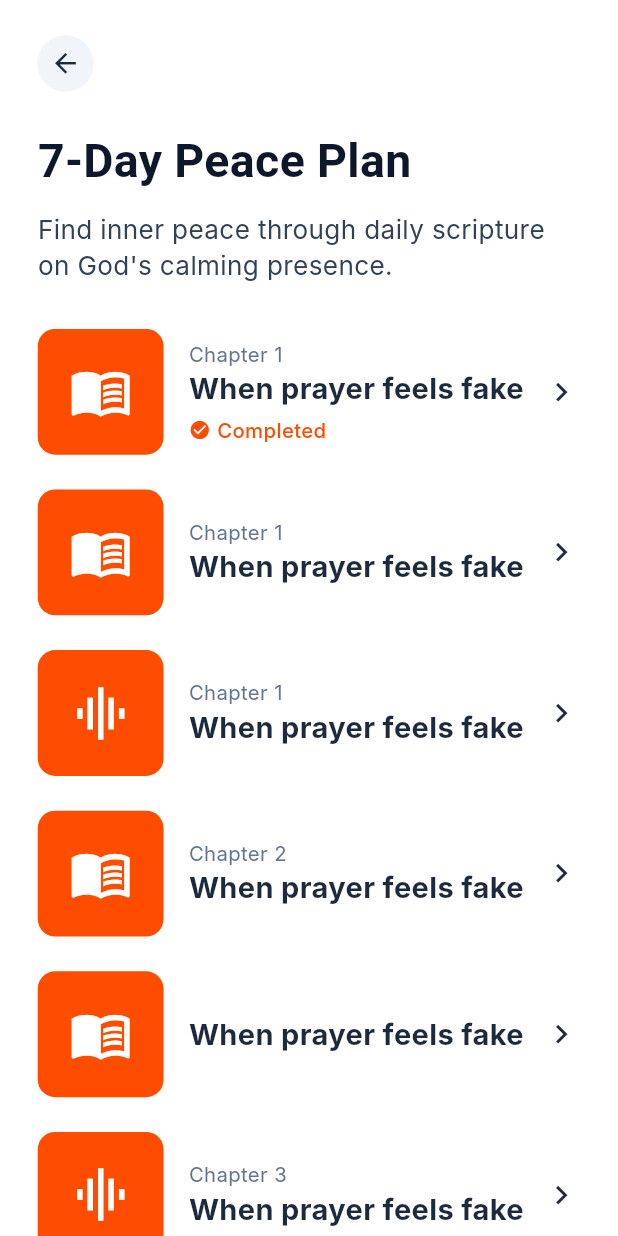
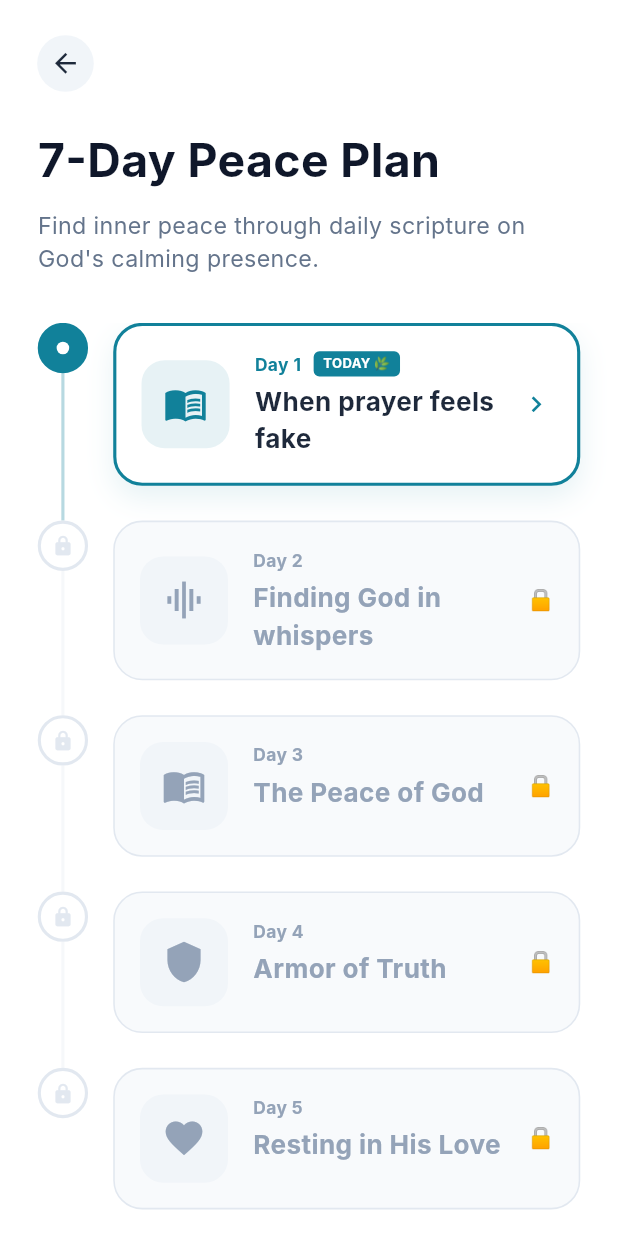
Before and after one commit to iamjithinjohnson/foooi.lifeeee, a Flutter app: the PlanDetailScreen screen opened by its route, on a phone screen of 412 x 824 dp. Run offline on Flutter 3.47's test engine with Material 3 defaults, Android fonts, the phone set to English and light mode, and no system bars; our stand-ins replace convex_bottom_bar, country_code_picker, dartz, dio, flutter_dotenv, flutter_native_splash and 9 more; accounts and stored records are empty; network calls fail; Roboto replaces fonts that are missing (Inter, Playfair Display).

Commit message:
feat: Implement plan detail and reading session screens with associated models, controllers, and routing for the Grow feature.

```diff
--- a/lib/features/grow/binding/grow_binding.dart
+++ b/lib/features/grow/binding/grow_binding.dart
@@ -1,9 +1,13 @@
 import 'package:get/get.dart';
 import '../controller/grow_controller.dart';
+import '../controller/plan_detail_controller.dart';
+import '../../morning_night_routine/controller/user_progress_controller.dart';
 
 class GrowBinding extends Bindings {
   @override
   void dependencies() {
+    Get.lazyPut<UserProgressController>(() => UserProgressController());
     Get.lazyPut<GrowController>(() => GrowController());
+    Get.lazyPut<PlanDetailController>(() => PlanDetailController());
   }
 }
--- /dev/null
+++ b/lib/features/grow/controller/plan_detail_controller.dart
@@ -0,0 +1,88 @@
+import 'package:flutter/material.dart';
+import 'package:get/get.dart';
+import 'package:foi/features/morning_night_routine/controller/user_progress_controller.dart';
+import '../model/plan_session.dart';
+
+class PlanDetailController extends GetxController {
+  final UserProgressController progressController = Get.find<UserProgressController>();
+
+  final RxList<PlanSession> sessions = <PlanSession>[].obs;
+  final RxInt currentDayIndex = 0.obs;
+
+  @override
+  void onInit() {
+    super.onInit();
+    _loadSessions();
+  }
+
+  void _loadSessions() {
+    // Mock data for 7-day plan
+    sessions.value = [
+      PlanSession(
+        id: 1,
+        dayName: 'Day 1',
+        title: 'When prayer feels fake',
+        description: 'Understand that feelings are not the measure of your faith.',
+        scripture: 'The Lord is near to all who call on him, to all who call on him in truth.',
+        reflection: '“Prayer is not a performance; it\'s a presence.”',
+        icon: Icons.menu_book,
+        status: SessionStatus.active,
+      ),
+      PlanSession(
+        id: 2,
+        dayName: 'Day 2',
+        title: 'Finding God in whispers',
+        description: 'Learn to listen to the gentle voice of God.',
+        scripture: 'After the earthquake a fire, but the Lord was not in the fire; and after the fire a sound of sheer silence.',
+        reflection: '“Be still, and know that I am God.”',
+        icon: Icons.graphic_eq,
+        status: SessionStatus.locked,
+      ),
+      PlanSession(
+        id: 3,
+        dayName: 'Day 3',
+        title: 'The Peace of God',
+        description: 'Invite the Holy Spirit to fill your heart with calmness.',
+        scripture: 'Peace I leave with you; my peace I give to you. Not as the world gives do I give to you.',
+        reflection: '“His peace is your stronghold.”',
+        icon: Icons.menu_book,
+        status: SessionStatus.locked,
+      ),
+      PlanSession(
+        id: 4,
+        dayName: 'Day 4',
+        title: 'Armor of Truth',
+        description: 'Stand strong against doubt and insecurity.',
+        scripture: 'Stand therefore, having fastened on the belt of truth...',
+        reflection: '“Truth is your foundation.”',
+        icon: Icons.shield,
+        status: SessionStatus.locked,
+      ),
+      PlanSession(
+        id: 5,
+        dayName: 'Day 5',
+        title: 'Resting in His Love',
+        description: 'Find comfort in the unconditional love of Jesus.',
+        scripture: 'Come to me, all who labor and are heavy laden, and I will give you rest.',
+        reflection: '“Rest is a gift, not a reward.”',
+        icon: Icons.favorite,
+        status: SessionStatus.locked,
+      ),
+    ];
+  }
+
+  void completeSession(int index) {
+    if (index < sessions.length) {
+      sessions[index].status = SessionStatus.completed;
+      progressController.addXp(5); // +5 XP reward
+
+      // Unlock next session
+      if (index + 1 < sessions.length) {
+        sessions[index + 1].status = SessionStatus.active;
+        currentDayIndex.value = index + 1;
+      }
+
+      sessions.refresh(); // Notify Obx
+    }
+  }
+}
--- /dev/null
+++ b/lib/features/grow/model/plan_session.dart
@@ -0,0 +1,27 @@
+import 'package:flutter/material.dart';
+
+enum SessionStatus { completed, locked, active }
+
+class PlanSession {
+  final int id;
+  final String dayName;
+  final String title;
+  final String description;
+  final String scripture;
+  final String reflection;
+  final String? voiceUrl;
+  final IconData icon;
+  SessionStatus status;
+
+  PlanSession({
+    required this.id,
+    required this.dayName,
+    required this.title,
+    required this.description,
+    required this.scripture,
+    required this.reflection,
+    this.voiceUrl,
+    required this.icon,
+    this.status = SessionStatus.locked,
+  });
+}
--- a/lib/features/grow/screen/plan_detail_screen.dart
+++ b/lib/features/grow/screen/plan_detail_screen.dart
@@ -1,13 +1,16 @@
 import 'package:flutter/material.dart';
 import 'package:flutter_screenutil/flutter_screenutil.dart';
 import 'package:get/get.dart';
+import 'package:foi/utils/app_colors.dart';
+import 'package:foi/utils/routes/app_routes.dart';
+import '../controller/plan_detail_controller.dart';
+import '../model/plan_session.dart';
 
-class PlanDetailScreen extends StatelessWidget {
+class PlanDetailScreen extends GetView<PlanDetailController> {
   const PlanDetailScreen({super.key});
 
   @override
   Widget build(BuildContext context) {
-    // We can get plan title and subtitle from Get.arguments if needed
     final String title = Get.arguments?['title'] ?? '7-Day Peace Plan';
     final String subtitle = Get.arguments?['subtitle'] ?? 'Find inner peace through daily scripture on God\'s calming presence.';
 
@@ -17,21 +20,44 @@ class PlanDetailScreen extends StatelessWidget {
         child: Column(
           crossAxisAlignment: CrossAxisAlignment.start,
           children: [
-            Padding(
+            _buildHeader(),
+            _buildTitleSection(title, subtitle),
+            SizedBox(height: 16.h),
+            Expanded(
+              child: Obx(() => ListView.builder(
+                padding: EdgeInsets.symmetric(horizontal: 24.w),
+                itemCount: controller.sessions.length,
+                itemBuilder: (context, index) {
+                  final session = controller.sessions[index];
+                  return _buildJourneyItem(context, session, index);
+                },
+              )),
+            ),
+          ],
+        ),
+      ),
+    );
+  }
+
+  Widget _buildHeader() {
+    return Padding(
       padding: EdgeInsets.only(left: 16.w, top: 16.h),
       child: IconButton(
         onPressed: () => Get.back(),
         icon: Container(
           padding: EdgeInsets.all(8.w),
-                  decoration: BoxDecoration(
-                    color: const Color(0xFFF1F5F9),
+          decoration: const BoxDecoration(
+            color: Color(0xFFF1F5F9),
             shape: BoxShape.circle,
           ),
           child: Icon(Icons.arrow_back, color: const Color(0xFF1E293B), size: 20.w),
         ),
       ),
-            ),
-            Padding(
+    );
+  }
+
+  Widget _buildTitleSection(String title, String subtitle) {
+    return Padding(
       padding: EdgeInsets.symmetric(horizontal: 24.w, vertical: 16.h),
       child: Column(
         crossAxisAlignment: CrossAxisAlignment.start,
@@ -39,7 +65,6 @@ class PlanDetailScreen extends StatelessWidget {
           Text(
             title,
             style: TextStyle(
-                      fontFamily: 'Playfair Display', // Using serif-like font if available, or default
               fontSize: 32.sp,
               fontWeight: FontWeight.bold,
               color: const Color(0xFF0F172A),
@@ -49,57 +74,166 @@ class PlanDetailScreen extends StatelessWidget {
           Text(
             subtitle,
             style: TextStyle(
-                      fontSize: 18.sp,
-                      color: const Color(0xFF334155),
+              fontSize: 16.sp,
+              color: const Color(0xFF64748B),
               height: 1.4,
             ),
           ),
         ],
       ),
+    );
+  }
+
+  Widget _buildJourneyItem(BuildContext context, PlanSession session, int index) {
+    final bool isLast = index == controller.sessions.length - 1;
+
+    return IntrinsicHeight(
+      child: Row(
+        crossAxisAlignment: CrossAxisAlignment.start,
+        children: [
+          _buildProgressLine(session.status, isLast),
+          SizedBox(width: 16.w),
+          Expanded(
+            child: _buildSessionCard(context, session, index),
           ),
-            SizedBox(height: 16.h),
-            Expanded(
-              child: ListView(
-                padding: EdgeInsets.symmetric(horizontal: 24.w),
-                children: [
-                  _buildChapterItem(
-                    chapter: 'Chapter 1',
-                    title: 'When prayer feels fake',
-                    icon: Icons.menu_book,
-                    isCompleted: true,
-                  ),
-                  _buildChapterItem(
-                    chapter: 'Chapter 1',
-                    title: 'When prayer feels fake',
-                    icon: Icons.menu_book,
-                  ),
-                  _buildChapterItem(
-                    chapter: 'Chapter 1',
-                    title: 'When prayer feels fake',
-                    icon: Icons.graphic_eq, // Wave icon
-                  ),
-                  _buildChapterItem(
-                    chapter: 'Chapter 2',
-                    title: 'When prayer feels fake',
-                    icon: Icons.menu_book,
-                  ),
-                  _buildChapterItem(
-                    title: 'When prayer feels fake',
-                    icon: Icons.menu_book,
-                  ),
-                  _buildChapterItem(
-                    chapter: 'Chapter 3',
-                    title: 'When prayer feels fake',
-                    icon: Icons.graphic_eq,
-                  ),
-                  _buildChapterItem(
-                    chapter: 'Chapter 3',
-                    title: 'When prayer feels fake',
-                    icon: Icons.menu_book,
-                  ),
-                  SizedBox(height: 40.h),
         ],
       ),
+    );
+  }
+
+  Widget _buildProgressLine(SessionStatus status, bool isLast) {
+    Color color;
+    switch (status) {
+      case SessionStatus.completed: color = AppColors.success; break;
+      case SessionStatus.active: color = AppColors.primary; break;
+      case SessionStatus.locked: color = const Color(0xFFE2E8F0); break;
+    }
+
+    return Column(
+      children: [
+        Container(
+          width: 32.w,
+          height: 32.w,
+          decoration: BoxDecoration(
+            color: status == SessionStatus.locked ? Colors.white : color,
+            shape: BoxShape.circle,
+            border: Border.all(color: color, width: 2.w),
+          ),
+          child: Center(
+            child: status == SessionStatus.completed
+                ? Icon(Icons.check, color: Colors.white, size: 16.w)
+                : status == SessionStatus.active
+                    ? Container(width: 8.w, height: 8.w, decoration: const BoxDecoration(color: Colors.white, shape: BoxShape.circle))
+                    : Icon(Icons.lock, color: color, size: 14.w),
+          ),
+        ),
+        if (!isLast)
+          Expanded(
+            child: Container(
+              width: 2.w,
+              color: color.withOpacity(0.3),
+            ),
+          ),
+      ],
+    );
+  }
+
+  Widget _buildSessionCard(BuildContext context, PlanSession session, int index) {
+    final bool isActive = session.status == SessionStatus.active;
+    final bool isCompleted = session.status == SessionStatus.completed;
+    final bool isLocked = session.status == SessionStatus.locked;
+
+    return GestureDetector(
+      onTap: isLocked ? null : () async {
+        final result = await Get.toNamed(
+          Routes.READING_SESSION,
+          arguments: {'session': session},
+        );
+        if (result == true) {
+          controller.completeSession(index);
+          _showSuccessMessage(session.title);
+        }
+      },
+      child: AnimatedContainer(
+        duration: const Duration(milliseconds: 300),
+        margin: EdgeInsets.only(bottom: 24.h),
+        padding: EdgeInsets.all(16.w),
+        decoration: BoxDecoration(
+          color: isActive ? Colors.white : (isLocked ? const Color(0xFFF8FAFC) : Colors.white),
+          borderRadius: BorderRadius.circular(20.r),
+          border: Border.all(
+            color: isActive ? AppColors.primary : (isLocked ? const Color(0xFFE2E8F0) : AppColors.success.withOpacity(0.2)),
+            width: isActive ? 2.w : 1.w,
+          ),
+          boxShadow: isActive ? [
+            BoxShadow(color: AppColors.primary.withOpacity(0.1), blurRadius: 15, offset: const Offset(0, 8)),
+          ] : [],
+        ),
+        child: Row(
+          children: [
+            Container(
+              width: 56.w,
+              height: 56.w,
+              decoration: BoxDecoration(
+                color: isLocked ? const Color(0xFFF1F5F9) : (isActive ? AppColors.primary.withOpacity(0.1) : AppColors.success.withOpacity(0.1)),
+                borderRadius: BorderRadius.circular(16.r),
+              ),
+              child: Icon(
+                session.icon,
+                color: isLocked ? const Color(0xFF94A3B8) : (isActive ? AppColors.primary : AppColors.success),
+                size: 28.w
+              ),
+            ),
+            SizedBox(width: 16.w),
+            Expanded(
+              child: Column(
+                crossAxisAlignment: CrossAxisAlignment.start,
+                children: [
+                  Row(
+                    children: [
+                      Text(
+                        session.dayName,
+                        style: TextStyle(
+                          fontSize: 12.sp,
+                          fontWeight: FontWeight.bold,
+                          color: isActive ? AppColors.primary : (isLocked ? const Color(0xFF94A3B8) : AppColors.success),
+                        ),
+                      ),
+                      if (isActive) ...[
+                        SizedBox(width: 8.w),
+                        Container(
+                          padding: EdgeInsets.symmetric(horizontal: 6.w, vertical: 2.h),
+                          decoration: BoxDecoration(
+                            color: AppColors.primary,
+                            borderRadius: BorderRadius.circular(4.r),
+                          ),
+                          child: Text(
+                            'TODAY 🌿',
+                            style: TextStyle(fontSize: 9.sp, fontWeight: FontWeight.bold, color: Colors.white),
+                          ),
+                        ),
+                      ],
+                    ],
+                  ),
+                  SizedBox(height: 4.h),
+                  Text(
+                    session.title,
+                    style: TextStyle(
+                      fontSize: 18.sp,
+                      fontWeight: FontWeight.bold,
+                      color: isLocked ? const Color(0xFF94A3B8) : const Color(0xFF1E293B),
+                      decoration: isCompleted ? TextDecoration.lineThrough : null,
+                    ),
+                  ),
+                ],
+              ),
+            ),
+            if (!isLocked)
+              Icon(Icons.chevron_right, color: isActive ? AppColors.primary : const Color(0xFFCBD5E1), size: 20.w)
+            else
+              Text(
+                '🔒',
+                style: TextStyle(fontSize: 14.sp),
               ),
           ],
         ),
@@ -107,71 +241,20 @@ class PlanDetailScreen extends StatelessWidget {
     );
   }
 
-  Widget _buildChapterItem({
-    String? chapter,
-    required String title,
-    required IconData icon,
-    bool isCompleted = false,
-  }) {
-    return Container(
-      margin: EdgeInsets.only(bottom: 24.h),
-      child: Row(
-        crossAxisAlignment: CrossAxisAlignment.center,
-        children: [
-          Container(
-            width: 80.w,
-            height: 80.w,
-            decoration: BoxDecoration(
-              color: const Color(0xFFFF4D00),
-              borderRadius: BorderRadius.circular(12.r),
-            ),
-            child: Icon(icon, color: Colors.white, size: 40.w),
-          ),
-          SizedBox(width: 16.w),
-          Expanded(
-            child: Column(
-              crossAxisAlignment: CrossAxisAlignment.start,
-              children: [
-                if (chapter != null)
-                  Text(
-                    chapter,
-                    style: TextStyle(
-                      fontSize: 14.sp,
-                      color: const Color(0xFF64748B),
-                    ),
-                  ),
-                Text(
-                  title,
-                  style: TextStyle(
-                    fontSize: 20.sp,
-                    fontWeight: FontWeight.bold,
-                    color: const Color(0xFF1E293B),
-                  ),
-                ),
-                if (isCompleted)
-                  Padding(
-                    padding: EdgeInsets.only(top: 4.h),
-                    child: Row(
-                      children: [
-                        Icon(Icons.check_circle, color: const Color(0xFFFF4D00), size: 14.w),
-                        SizedBox(width: 4.w),
-                        Text(
-                          'Completed',
-                          style: TextStyle(
-                            fontSize: 14.sp,
-                            color: const Color(0xFFFF4D00),
-                            fontWeight: FontWeight.w500,
-                          ),
-                        ),
+  void _showSuccessMessage(String title) {
+    Get.snackbar(
+      '🌟 Well done!',
+      'You completed "$title" and earned +5 XP!',
+      snackPosition: SnackPosition.TOP,
+      backgroundColor: Colors.white,
+      colorText: AppColors.textPrimary,
+      icon: const Icon(Icons.auto_awesome, color: Colors.amber),
+      duration: const Duration(seconds: 3),
+      margin: EdgeInsets.all(16.w),
+      borderRadius: 12.r,
+      boxShadows: [
+        BoxShadow(color: Colors.black.withOpacity(0.1), blurRadius: 10, offset: const Offset(0, 4)),
       ],
-                    ),
-                  ),
-              ],
-            ),
-          ),
-          Icon(Icons.chevron_right, color: const Color(0xFF1E293B), size: 24.w),
-        ],
-      ),
     );
   }
 }
--- a/lib/features/main/binding/main_binding.dart
+++ b/lib/features/main/binding/main_binding.dart
@@ -4,6 +4,7 @@ import '../../prayer/controller/prayer_controller.dart';
 import '../../grow/controller/grow_controller.dart';
 import '../../library/controller/library_controller.dart';
 import '../../profile/controller/profile_controller.dart';
+import '../../morning_night_routine/controller/user_progress_controller.dart';
 import '../controller/main_controller.dart';
 
 class MainBinding extends Bindings {
@@ -15,5 +16,6 @@ class MainBinding extends Bindings {
     Get.lazyPut<GrowController>(() => GrowController());
     Get.lazyPut<LibraryController>(() => LibraryController());
     Get.lazyPut<ProfileController>(() => ProfileController());
+    Get.lazyPut<UserProgressController>(() => UserProgressController());
   }
 }
--- a/lib/features/morning_night_routine/screen/morning_routine_screen.dart
+++ b/lib/features/morning_night_routine/screen/morning_routine_screen.dart
@@ -1,6 +1,5 @@
 import 'package:flutter/material.dart';
 import 'package:flutter_screenutil/flutter_screenutil.dart';
-import 'package:foi/utils/app_constants.dart';
 import 'package:get/get.dart';
 import 'package:foi/utils/assets/image_assets.dart';
 import 'package:foi/utils/app_colors.dart';
--- a/lib/features/morning_night_routine/widgets/routine_header.dart
+++ b/lib/features/morning_night_routine/widgets/routine_header.dart
@@ -1,6 +1,5 @@
 import 'package:flutter/material.dart';
 import 'package:flutter_screenutil/flutter_screenutil.dart';
-import 'package:get/get.dart';
 import 'package:foi/utils/app_colors.dart';
 
 class RoutineHeader extends StatelessWidget {
--- a/lib/utils/routes/app_routes.dart
+++ b/lib/utils/routes/app_routes.dart
@@ -16,6 +16,7 @@ class Routes {
   static const String MORNING_ROUTINE = '/morning-routine';
   static const String NIGHT_ROUTINE = '/night-routine';
   static const String PLAN_DETAIL = '/plan-detail';
+  static const String READING_SESSION = '/reading-session';
   static const String LIBRARY = '/library';
   static const String PROFILE = '/profile';
   static const String SETTINGS = '/settings';
--- a/lib/utils/routes/navigation.dart
+++ b/lib/utils/routes/navigation.dart
@@ -47,6 +47,7 @@ import '../../features/community/screen/cito_community_screen.dart';
 import '../../features/community/screen/incubation_innovation_screen.dart';
 import '../../features/community/screen/business_network_screen.dart';
 import '../../features/profile/screen/edit_profile_screen.dart';
+import 'package:foi/features/grow/screen/reading_session_screen.dart';
 import 'app_routes.dart';
 
 class Nav {
@@ -136,6 +137,11 @@ class Nav {
     GetPage(
       name: Routes.PLAN_DETAIL,
       page: () => const PlanDetailScreen(),
+      binding: GrowBinding(),
+    ),
+    GetPage(
+      name: Routes.READING_SESSION,
+      page: () => const ReadingSessionScreen(),
     ),
     GetPage(
       name: Routes.LIBRARY,
```
Also changed, not shown: lib/features/grow/screen/reading_session_screen.dart (added, +273 -0 lines). Lines whose indentation alone changed are shown as unchanged.
